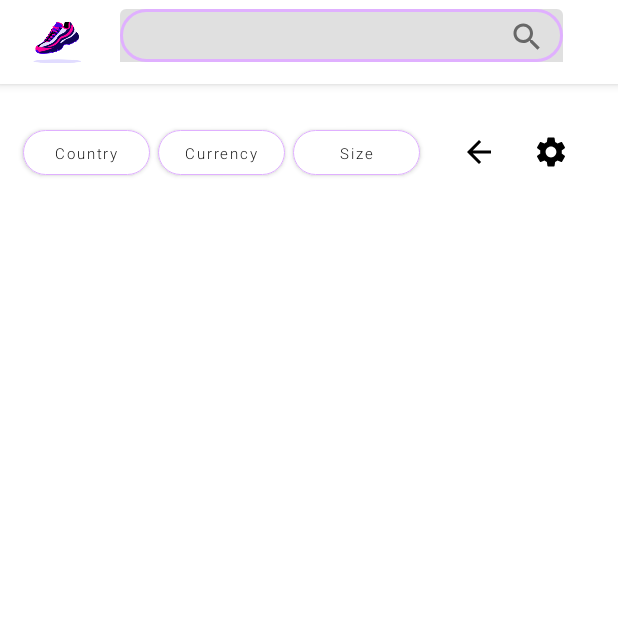
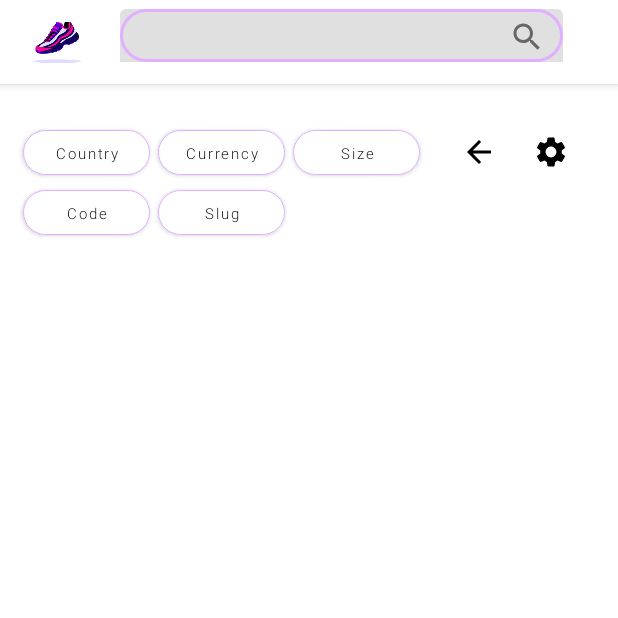
Before and after one commit to davidakinsanya/StockXSteals, an Android app built with Jetpack Compose: the screen it shows after launch (MainActivity), on a phone screen of 412 x 824 dp, the top half of it. Run offline under Robolectric (Android 15) with nearby library versions, the phone set to English and light mode, and no system bars; our stand-ins replace accompanist; pictures from the network do not load.

Commit message:
Beginning some UI Refactoring to free up space

```diff
--- a/app/app/src/main/java/com/stockxsteals/app/utils/CustomText.kt
+++ b/app/app/src/main/java/com/stockxsteals/app/utils/CustomText.kt
@@ -59,7 +59,7 @@ class CustomText {
       text = annotatedString,
       fontWeight = FontWeight.Light,
       fontFamily = FontFamily.SansSerif,
-      textAlign = TextAlign.Center
+      textAlign = TextAlign.Left
     )
   }
 }
--- a/app/app/src/main/java/com/stockxsteals/app/view/compnents/search/ExampleInputComponent.kt
+++ b/app/app/src/main/java/com/stockxsteals/app/view/compnents/search/ExampleInputComponent.kt
@@ -4,29 +4,28 @@ import androidx.compose.foundation.layout.Column
 import androidx.compose.foundation.layout.fillMaxWidth
 import androidx.compose.foundation.layout.padding
 import androidx.compose.runtime.Composable
+import androidx.compose.runtime.MutableState
 import androidx.compose.ui.Modifier
 import androidx.compose.ui.unit.dp
-import androidx.navigation.NavHostController
-import com.stockxsteals.app.navigation.AppScreens
 import com.stockxsteals.app.utils.CustomText
 
 @Composable
 fun ExampleInput(type: String) {
-  Column(modifier = Modifier.padding(start = 16.dp, top = 75.dp)) {
+  Column(modifier = Modifier.padding(start = 15.dp, top = 5.dp)) {
     when (type) {
-      "Search By Code" -> {
+      "Code" -> {
         CustomText().AppendCustomText(
           modifier = Modifier
             .fillMaxWidth()
-            .padding(top = 10.dp, start = 50.dp, end = 50.dp),
+            .padding(top = 10.dp, end = 50.dp),
           text = "Example of a valid code is: **'CT5053-001'**.\n(Nike SB Dunk Low Travis Scott)",
         )
       }
-      "Search By Slug" -> {
+      "Slug" -> {
         CustomText().AppendCustomText(
           modifier = Modifier
             .fillMaxWidth()
-            .padding(top = 10.dp, start = 20.dp, end  = 50.dp),
+            .padding(top = 10.dp, end  = 50.dp),
           text = "Example of a valid slug is: \n **'nike-air-max-1-travis-scott-wheat'**. \n (Nike SB Dunk Low Travis Scott)",
         )
       }
@@ -35,13 +34,13 @@ fun ExampleInput(type: String) {
 }
 
 @Composable
-fun DisplayExampleMessage(navController: NavHostController) {
-  when (navController.previousBackStackEntry?.destination?.route) {
-    AppScreens.SearchByCode.route -> {
-      ExampleInput(type = "Search By Code")
+fun DisplayExampleMessage(selected: MutableState<String>) {
+  when (selected.value) {
+    "Code" -> {
+      ExampleInput(type = "Code")
     }
-    AppScreens.SearchBySlug.route -> {
-      ExampleInput(type = "Search By Slug")
+    "Slug" -> {
+      ExampleInput(type = "Slug")
     }
   }
 }
--- a/app/app/src/main/java/com/stockxsteals/app/view/compnents/search/SearchSplashScreens.kt
+++ b/app/app/src/main/java/com/stockxsteals/app/view/compnents/search/SearchSplashScreens.kt
@@ -9,12 +9,14 @@ import androidx.compose.material.icons.Icons
 import androidx.compose.material.icons.filled.ArrowBack
 import androidx.compose.material.icons.filled.Settings
 import androidx.compose.runtime.Composable
+import androidx.compose.runtime.MutableState
 import androidx.compose.runtime.mutableStateOf
 import androidx.compose.runtime.remember
 import androidx.compose.ui.Modifier
 import androidx.compose.ui.graphics.Color
 import androidx.compose.ui.platform.LocalFocusManager
 import androidx.compose.ui.text.font.FontWeight
+import androidx.compose.ui.text.style.TextAlign
 import androidx.compose.ui.unit.dp
 import androidx.compose.ui.unit.sp
 import androidx.navigation.NavHostController
@@ -23,7 +25,7 @@ import com.stockxsteals.app.model.SearchWithFilters
 @SuppressLint("UnusedMaterialScaffoldPaddingParameter")
 @Composable
 fun SearchScreen(navController: NavHostController) {
-  Scaffold() {
+  Scaffold {
     Column(
       modifier = Modifier
         .padding(top = 30.dp)
@@ -46,9 +48,34 @@ fun SearchScreen(navController: NavHostController) {
         SearchPageButtons(navController = navController)
         }
       }
-      DisplayExampleMessage(navController = navController)
+      val codeOrSlug = remember { mutableStateOf("") }
+      SearchByChip(codeOrSlug)
     }
   }
+
+@Composable
+fun SearchByChip(selected: MutableState<String>) {
+  Column(modifier = Modifier.padding(top = 70.dp)) {
+    Row(
+      modifier = Modifier
+        .height(30.dp)
+        .padding(start = 15.dp, end = 10.dp)
+        .fillMaxWidth()
+    ) {
+
+      val chipList = listOf("Code", "Slug")
+
+      chipList.forEach { it ->
+        FilterButtons(button = it,
+          selected = selected.value,
+          onSelected = {
+            selected.value = it
+          })
+      }
+    }
+    DisplayExampleMessage(selected)
+  }
+}
 
 @Composable
 fun SearchPageButtons(navController: NavHostController) {
@@ -115,6 +142,7 @@ fun  FilterButtons(button: String,
     Text(text = button,
       fontSize = 10.sp,
       fontWeight = fontWeight,
+      textAlign = TextAlign.Center,
       color = textColor)
   }
 }
```
